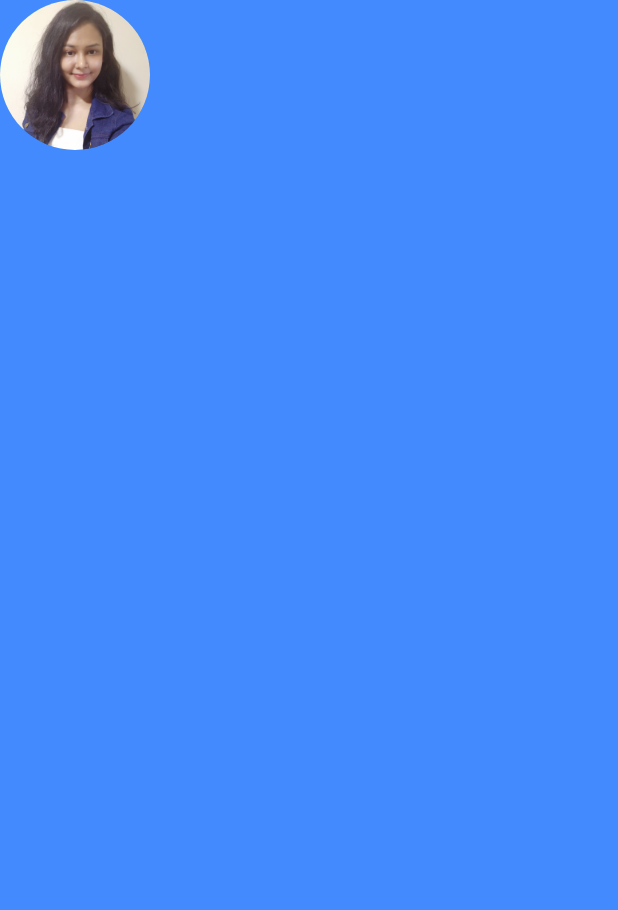
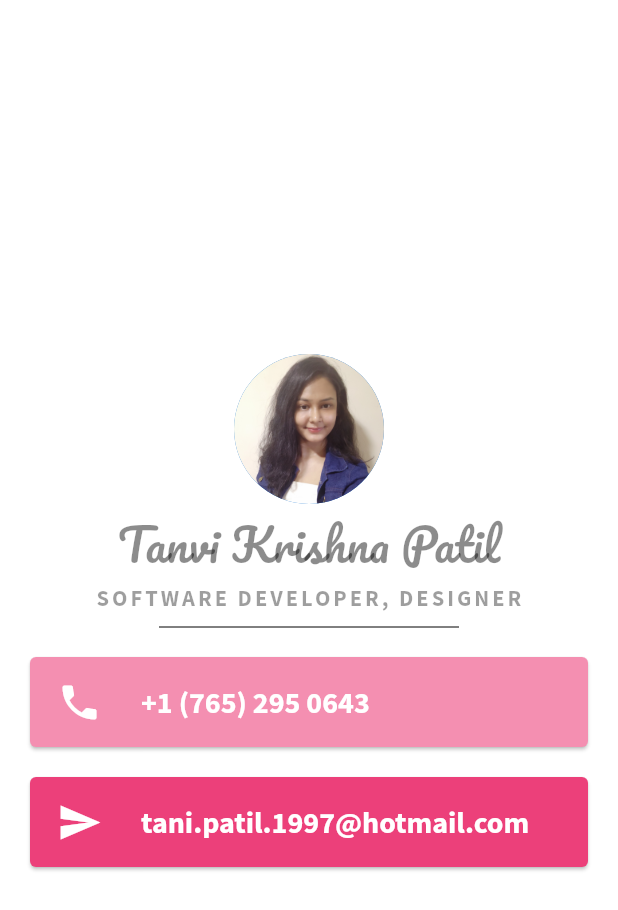
Before and after one commit to tanvi1706/MiCard, a Flutter app: the screen it shows after launch, on a phone screen of 412 x 824 dp. Shown: the top 910 px of the screen. Run offline on Flutter 3.47's test engine with Material 2 defaults, Android fonts, the phone set to English and light mode, and no system bars.

Commit message:
final commit V 0.0.3

```diff
--- a/lib/main.dart
+++ b/lib/main.dart
@@ -10,14 +10,85 @@ class MyApp extends StatelessWidget {
   Widget build(BuildContext context) {
     return MaterialApp(
       home: Scaffold(
-        backgroundColor: Colors.blueAccent,
+        backgroundColor: Colors.white,
         body: SafeArea(
           child: Column(
+            mainAxisAlignment: MainAxisAlignment.center,
             children: [
               CircleAvatar(
                 radius: 50.0,
                 backgroundImage: AssetImage('Images/IMG_20201210_153103.jpg'),
               ),
+              Text(
+                'Tanvi Krishna Patil',
+                style: TextStyle(
+                  fontFamily: 'Pacifico',
+                  fontSize: 30.0,
+                  fontWeight: FontWeight.normal,
+                  color: Colors.black45,
+                ),
+              ),
+              Text(
+                'SOFTWARE DEVELOPER, DESIGNER',
+                style: TextStyle(
+                  fontFamily: 'SourceSansPro',
+                  fontSize: 15.0,
+                  letterSpacing: 2.0,
+                  fontWeight: FontWeight.normal,
+                  color: Colors.black38,
+                ),
+              ),
+              SizedBox(
+                height: 20.0,
+                width: 200.0,
+                child: Divider(
+                  color: Colors.black,
+                ),
+              ),
+              Card(
+                color: Colors.pink[200],
+                margin: EdgeInsets.symmetric(vertical: 10.0, horizontal: 20.0),
+                child: Padding(
+                  padding: EdgeInsets.all(2.0),
+                  child: ListTile(
+                    leading: Icon(
+                      Icons.phone,
+                      color: Colors.white,
+                      size: 30.0,
+                    ),
+                    title: Text(
+                      '+1 (765) 295 0643',
+                      style: TextStyle(
+                        color: Colors.white,
+                        fontFamily: 'SourceSansPro',
+                        fontSize: 20.0,
+                      ),
+                    ),
+                  ),
+                ),
+              ),
+              Card(
+                color: Colors.pink[400],
+                margin: EdgeInsets.symmetric(vertical: 10.0, horizontal: 20.0),
+                child: Padding(
+                  padding: EdgeInsets.all(2.0),
+                  child: ListTile(
+                    leading: Icon(
+                      Icons.send,
+                      color: Colors.white,
+                      size: 30.0,
+                    ),
+                    title: Text(
+                      'tani.patil.1997@hotmail.com',
+                      style: TextStyle(
+                        fontFamily: 'SourceSansPro',
+                        fontSize: 20.0,
+                        color: Colors.white,
+                      ),
+                    ),
+                  ),
+                ),
+              )
             ],
           ),
         ),
```
Also changed, not shown: pubspec.yaml (+9 -0 lines), Screenshot 2021-03-13 at 4.43.26 AM.png (added), fonts/Pacifico-Regular.ttf (added).
